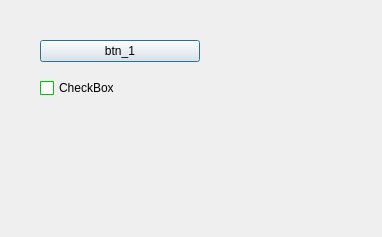
Above: main.ui from chemica1/fine_dust_monitoring before the change. Below: the same form after it.
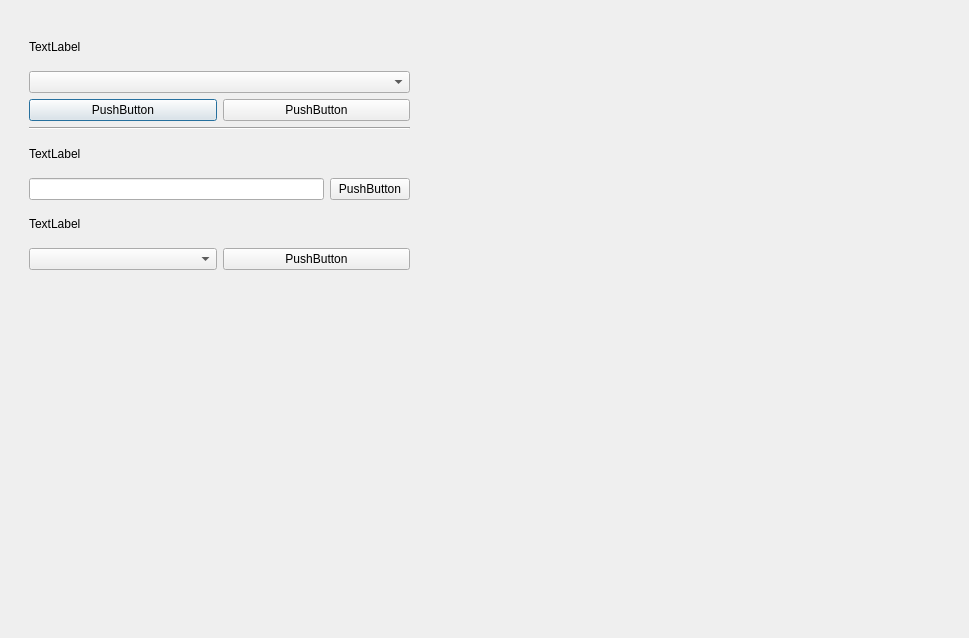
That is the form after the change.

Commit message:
아두이노 소스 추가
.

Diff of the .ui file:
```diff
--- a/main.ui
+++ b/main.ui
@@ -6,8 +6,8 @@
    <rect>
     <x>0</x>
     <y>0</y>
-    <width>382</width>
-    <height>237</height>
+    <width>969</width>
+    <height>638</height>
    </rect>
   </property>
   <property name="windowTitle">
@@ -16,442 +16,90 @@
   <widget class="QWidget" name="verticalLayoutWidget">
    <property name="geometry">
     <rect>
-     <x>40</x>
-     <y>30</y>
-     <width>160</width>
-     <height>80</height>
+     <x>29</x>
+     <y>29</y>
+     <width>381</width>
+     <height>241</height>
     </rect>
    </property>
    <layout class="QVBoxLayout" name="verticalLayout">
     <item>
-     <widget class="QPushButton" name="btn_1">
+     <widget class="QLabel" name="label">
       <property name="text">
-       <string>btn_1</string>
+       <string>TextLabel</string>
       </property>
      </widget>
     </item>
     <item>
-     <widget class="QCheckBox" name="checkBox">
-      <property name="palette">
-       <palette>
-        <active>
-         <colorrole role="WindowText">
-          <brush brushstyle="SolidPattern">
-           <color alpha="255">
-            <red>0</red>
-            <green>0</green>
-            <blue>0</blue>
-           </color>
-          </brush>
-         </colorrole>
-         <colorrole role="Button">
-          <brush brushstyle="SolidPattern">
-           <color alpha="255">
-            <red>0</red>
-            <green>255</green>
-            <blue>0</blue>
-           </color>
-          </brush>
-         </colorrole>
-         <colorrole role="Light">
-          <brush brushstyle="SolidPattern">
-           <color alpha="255">
-            <red>127</red>
-            <green>255</green>
-            <blue>127</blue>
-           </color>
-          </brush>
-         </colorrole>
-         <colorrole role="Midlight">
-          <brush brushstyle="SolidPattern">
-           <color alpha="255">
-            <red>63</red>
-            <green>255</green>
-            <blue>63</blue>
-           </color>
-          </brush>
-         </colorrole>
-         <colorrole role="Dark">
-          <brush brushstyle="SolidPattern">
-           <color alpha="255">
-            <red>0</red>
-            <green>127</green>
-            <blue>0</blue>
-           </color>
-          </brush>
-         </colorrole>
-         <colorrole role="Mid">
-          <brush brushstyle="SolidPattern">
-           <color alpha="255">
-            <red>0</red>
-            <green>170</green>
-            <blue>0</blue>
-           </color>
-          </brush>
-         </colorrole>
-         <colorrole role="Text">
-          <brush brushstyle="SolidPattern">
-           <color alpha="255">
-            <red>0</red>
-            <green>0</green>
-            <blue>0</blue>
-           </color>
-          </brush>
-         </colorrole>
-         <colorrole role="BrightText">
-          <brush brushstyle="SolidPattern">
-           <color alpha="255">
-            <red>255</red>
-            <green>255</green>
-            <blue>255</blue>
-           </color>
-          </brush>
-         </colorrole>
-         <colorrole role="ButtonText">
-          <brush brushstyle="SolidPattern">
-           <color alpha="255">
-            <red>0</red>
-            <green>0</green>
-            <blue>0</blue>
-           </color>
-          </brush>
-         </colorrole>
-         <colorrole role="Base">
-          <brush brushstyle="SolidPattern">
-           <color alpha="255">
-            <red>255</red>
-            <green>255</green>
-            <blue>255</blue>
-           </color>
-          </brush>
-         </colorrole>
-         <colorrole role="Window">
-          <brush brushstyle="SolidPattern">
-           <color alpha="255">
-            <red>0</red>
-            <green>255</green>
-            <blue>0</blue>
-           </color>
-          </brush>
-         </colorrole>
-         <colorrole role="Shadow">
-          <brush brushstyle="SolidPattern">
-           <color alpha="255">
-            <red>0</red>
-            <green>0</green>
-            <blue>0</blue>
-           </color>
-          </brush>
-         </colorrole>
-         <colorrole role="AlternateBase">
-          <brush brushstyle="SolidPattern">
-           <color alpha="255">
-            <red>127</red>
-            <green>255</green>
-            <blue>127</blue>
-           </color>
-          </brush>
-         </colorrole>
-         <colorrole role="ToolTipBase">
-          <brush brushstyle="SolidPattern">
-           <color alpha="255">
-            <red>255</red>
-            <green>255</green>
-            <blue>220</blue>
-           </color>
-          </brush>
-         </colorrole>
-         <colorrole role="ToolTipText">
-          <brush brushstyle="SolidPattern">
-           <color alpha="255">
-            <red>0</red>
-            <green>0</green>
-            <blue>0</blue>
-           </color>
-          </brush>
-         </colorrole>
-        </active>
-        <inactive>
-         <colorrole role="WindowText">
-          <brush brushstyle="SolidPattern">
-           <color alpha="255">
-            <red>0</red>
-            <green>0</green>
-            <blue>0</blue>
-           </color>
-          </brush>
-         </colorrole>
-         <colorrole role="Button">
-          <brush brushstyle="SolidPattern">
-           <color alpha="255">
-            <red>0</red>
-            <green>255</green>
-            <blue>0</blue>
-           </color>
-          </brush>
-         </colorrole>
-         <colorrole role="Light">
-          <brush brushstyle="SolidPattern">
-           <color alpha="255">
-            <red>127</red>
-            <green>255</green>
-            <blue>127</blue>
-           </color>
-          </brush>
-         </colorrole>
-         <colorrole role="Midlight">
-          <brush brushstyle="SolidPattern">
-           <color alpha="255">
-            <red>63</red>
-            <green>255</green>
-            <blue>63</blue>
-           </color>
-          </brush>
-         </colorrole>
-         <colorrole role="Dark">
-          <brush brushstyle="SolidPattern">
-           <color alpha="255">
-            <red>0</red>
-            <green>127</green>
-            <blue>0</blue>
-           </color>
-          </brush>
-         </colorrole>
-         <colorrole role="Mid">
-          <brush brushstyle="SolidPattern">
-           <color alpha="255">
-            <red>0</red>
-            <green>170</green>
-            <blue>0</blue>
-           </color>
-          </brush>
-         </colorrole>
-         <colorrole role="Text">
-          <brush brushstyle="SolidPattern">
-           <color alpha="255">
-            <red>0</red>
-            <green>0</green>
-            <blue>0</blue>
-           </color>
-          </brush>
-         </colorrole>
-         <colorrole role="BrightText">
-          <brush brushstyle="SolidPattern">
-           <color alpha="255">
-            <red>255</red>
-            <green>255</green>
-            <blue>255</blue>
-           </color>
-          </brush>
-         </colorrole>
-         <colorrole role="ButtonText">
-          <brush brushstyle="SolidPattern">
-           <color alpha="255">
-            <red>0</red>
-            <green>0</green>
-            <blue>0</blue>
-           </color>
-          </brush>
-         </colorrole>
-         <colorrole role="Base">
-          <brush brushstyle="SolidPattern">
-           <color alpha="255">
-            <red>255</red>
-            <green>255</green>
-            <blue>255</blue>
-           </color>
-          </brush>
-         </colorrole>
-         <colorrole role="Window">
-          <brush brushstyle="SolidPattern">
-           <color alpha="255">
-            <red>0</red>
-            <green>255</green>
-            <blue>0</blue>
-           </color>
-          </brush>
-         </colorrole>
-         <colorrole role="Shadow">
-          <brush brushstyle="SolidPattern">
-           <color alpha="255">
-            <red>0</red>
-            <green>0</green>
-            <blue>0</blue>
-           </color>
-          </brush>
-         </colorrole>
-         <colorrole role="AlternateBase">
-          <brush brushstyle="SolidPattern">
-           <color alpha="255">
-            <red>127</red>
-            <green>255</green>
-            <blue>127</blue>
-           </color>
-          </brush>
-         </colorrole>
-         <colorrole role="ToolTipBase">
-          <brush brushstyle="SolidPattern">
-           <color alpha="255">
-            <red>255</red>
-            <green>255</green>
-            <blue>220</blue>
-           </color>
-          </brush>
-         </colorrole>
-         <colorrole role="ToolTipText">
-          <brush brushstyle="SolidPattern">
-           <color alpha="255">
-            <red>0</red>
-            <green>0</green>
-            <blue>0</blue>
-           </color>
-          </brush>
-         </colorrole>
-        </inactive>
-        <disabled>
-         <colorrole role="WindowText">
-          <brush brushstyle="SolidPattern">
-           <color alpha="255">
-            <red>0</red>
-            <green>127</green>
-            <blue>0</blue>
-           </color>
-          </brush>
-         </colorrole>
-         <colorrole role="Button">
-          <brush brushstyle="SolidPattern">
-           <color alpha="255">
-            <red>0</red>
-            <green>255</green>
-            <blue>0</blue>
-           </color>
-          </brush>
-         </colorrole>
-         <colorrole role="Light">
-          <brush brushstyle="SolidPattern">
-           <color alpha="255">
-            <red>127</red>
-            <green>255</green>
-            <blue>127</blue>
-           </color>
-          </brush>
-         </colorrole>
-         <colorrole role="Midlight">
-          <brush brushstyle="SolidPattern">
-           <color alpha="255">
-            <red>63</red>
-            <green>255</green>
-            <blue>63</blue>
-           </color>
-          </brush>
-         </colorrole>
-         <colorrole role="Dark">
-          <brush brushstyle="SolidPattern">
-           <color alpha="255">
-            <red>0</red>
-            <green>127</green>
-            <blue>0</blue>
-           </color>
-          </brush>
-         </colorrole>
-         <colorrole role="Mid">
-          <brush brushstyle="SolidPattern">
-           <color alpha="255">
-            <red>0</red>
-            <green>170</green>
-            <blue>0</blue>
-           </color>
-          </brush>
-         </colorrole>
-         <colorrole role="Text">
-          <brush brushstyle="SolidPattern">
-           <color alpha="255">
-            <red>0</red>
-            <green>127</green>
-            <blue>0</blue>
-           </color>
-          </brush>
-         </colorrole>
-         <colorrole role="BrightText">
-          <brush brushstyle="SolidPattern">
-           <color alpha="255">
-            <red>255</red>
-            <green>255</green>
-            <blue>255</blue>
-           </color>
-          </brush>
-         </colorrole>
-         <colorrole role="ButtonText">
-          <brush brushstyle="SolidPattern">
-           <color alpha="255">
-            <red>0</red>
-            <green>127</green>
-            <blue>0</blue>
-           </color>
-          </brush>
-         </colorrole>
-         <colorrole role="Base">
-          <brush brushstyle="SolidPattern">
-           <color alpha="255">
-            <red>0</red>
-            <green>255</green>
-            <blue>0</blue>
-           </color>
-          </brush>
-         </colorrole>
-         <colorrole role="Window">
-          <brush brushstyle="SolidPattern">
-           <color alpha="255">
-            <red>0</red>
-            <green>255</green>
-            <blue>0</blue>
-           </color>
-          </brush>
-         </colorrole>
-         <colorrole role="Shadow">
-          <brush brushstyle="SolidPattern">
-           <color alpha="255">
-            <red>0</red>
-            <green>0</green>
-            <blue>0</blue>
-           </color>
-          </brush>
-         </colorrole>
-         <colorrole role="AlternateBase">
-          <brush brushstyle="SolidPattern">
-           <color alpha="255">
-            <red>0</red>
-            <green>255</green>
-            <blue>0</blue>
-           </color>
-          </brush>
-         </colorrole>
-         <colorrole role="ToolTipBase">
-          <brush brushstyle="SolidPattern">
-           <color alpha="255">
-            <red>255</red>
-            <green>255</green>
-            <blue>220</blue>
-           </color>
-          </brush>
-         </colorrole>
-         <colorrole role="ToolTipText">
-          <brush brushstyle="SolidPattern">
-           <color alpha="255">
-            <red>0</red>
-            <green>0</green>
-            <blue>0</blue>
-           </color>
-          </brush>
-         </colorrole>
-        </disabled>
-       </palette>
+     <widget class="QComboBox" name="comboBox"/>
+    </item>
+    <item>
+     <layout class="QHBoxLayout" name="horizontalLayout_4">
+      <item>
+       <widget class="QPushButton" name="pushButton">
+        <property name="text">
+         <string>PushButton</string>
+        </property>
+       </widget>
+      </item>
+      <item>
+       <widget class="QPushButton" name="pushButton_2">
+        <property name="text">
+         <string>PushButton</string>
+        </property>
+       </widget>
+      </item>
+     </layout>
+    </item>
+    <item>
+     <widget class="Line" name="line">
+      <property name="orientation">
+       <enum>Qt::Horizontal</enum>
       </property>
+     </widget>
+    </item>
+    <item>
+     <widget class="QLabel" name="label_2">
       <property name="text">
-       <string>CheckBox</string>
+       <string>TextLabel</string>
       </property>
      </widget>
     </item>
+    <item>
+     <layout class="QHBoxLayout" name="horizontalLayout_5">
+      <item>
+       <widget class="QLineEdit" name="lineEdit"/>
+      </item>
+      <item>
+       <widget class="QPushButton" name="pushButton_3">
+        <property name="text">
+         <string>PushButton</string>
+        </property>
+       </widget>
+      </item>
+     </layout>
+    </item>
+    <item>
+     <widget class="QLabel" name="label_3">
+      <property name="text">
+       <string>TextLabel</string>
+      </property>
+     </widget>
+    </item>
+    <item>
+     <layout class="QHBoxLayout" name="horizontalLayout_6">
+      <item>
+       <widget class="QComboBox" name="comboBox_2"/>
+      </item>
+      <item>
+       <widget class="QPushButton" name="pushButton_4">
+        <property name="text">
+         <string>PushButton</string>
+        </property>
+       </widget>
+      </item>
+     </layout>
+    </item>
    </layout>
   </widget>
  </widget>
```
The commit also changes 2 other files.
